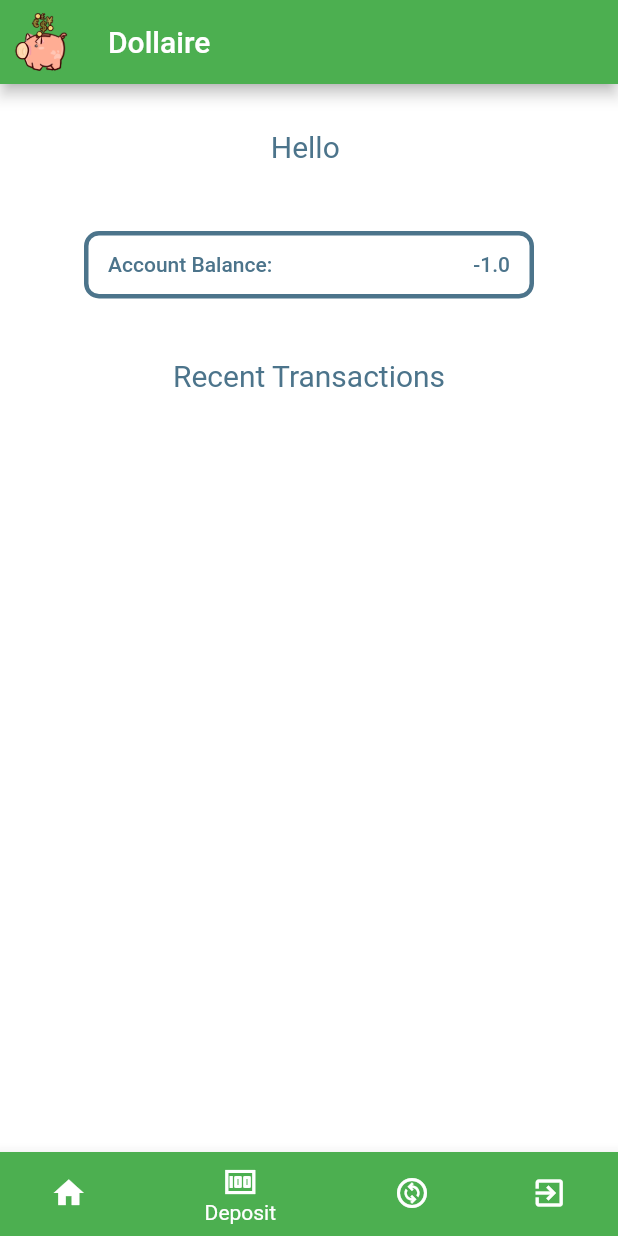
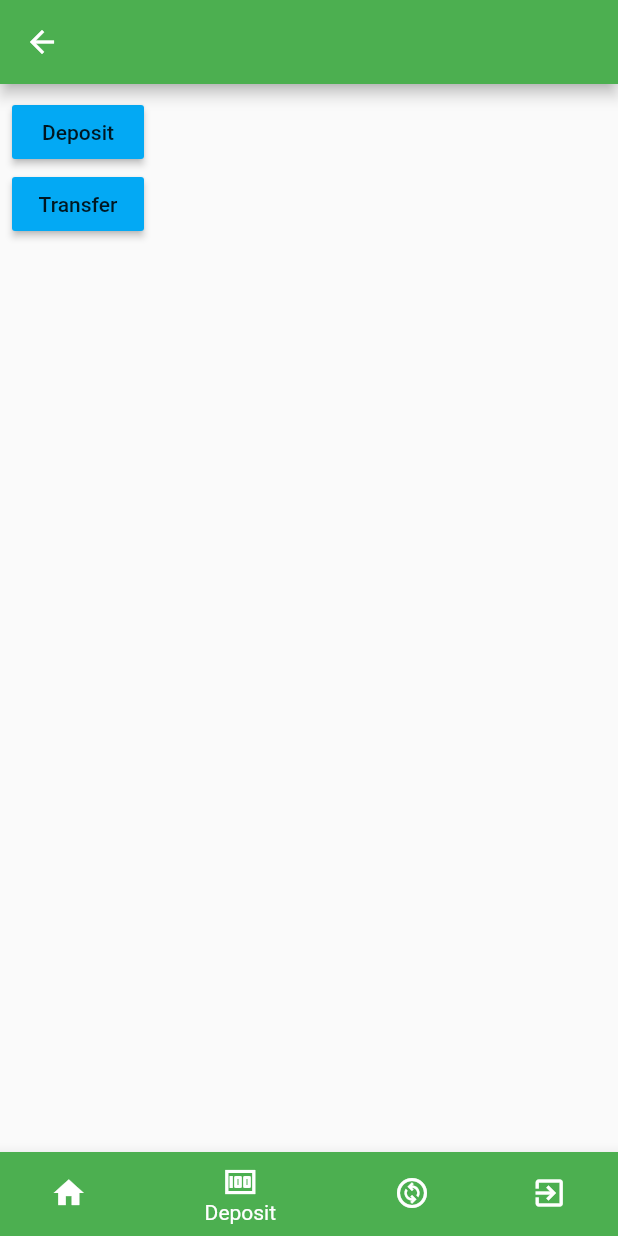
Before and after one commit to dbotello19/SeniorProject, a Flutter app: the NavigationScreen screen opened directly, item 2 of the bottom bar chosen, on a phone screen of 412 x 824 dp. Run offline on Flutter 3.47's test engine with Material 2 defaults, Android fonts, the phone set to English and light mode, and no system bars; missing offline and left inert: dart:ffi, encrypt, mysql1; Roboto replaces fonts that are missing (Montserrat).

Commit message:
balance screen implemented

```diff
--- /dev/null
+++ b/lib/BalanceScreen.dart
@@ -0,0 +1,52 @@
+import 'package:flutter/material.dart';
+import 'NavigationScreen.dart';
+import 'TransferScreen.dart';
+import 'DepositScreen.dart';
+
+class BalanceScreen extends StatefulWidget{
+  @override
+  _BalanceScreen createState() => _BalanceScreen();
+}
+class _BalanceScreen extends State<BalanceScreen>{
+  navigateToTransferScreen() {
+    Navigator.pushReplacement(
+        context, MaterialPageRoute(builder: (context) => TransferScreen()));
+  }
+  navigateToDepositScreen() {
+    Navigator.pushReplacement(
+        context, MaterialPageRoute(builder: (context) => DepositScreen()));
+  }
+
+  navigateToNavigationScreen() {
+    Navigator.pushReplacement(
+        context, MaterialPageRoute(builder: (context) => NavigationScreen()));
+  }
+  @override
+  Widget build(BuildContext context){
+    return Scaffold(
+       appBar: AppBar(
+          backgroundColor: Colors.green,
+           leading: IconButton(icon: Icon(Icons.arrow_back),
+        onPressed: (){
+          navigateToNavigationScreen();}
+    )),
+    body: Padding(
+      padding: const EdgeInsets.all(8.0),
+      child: Column(
+        children: [
+          RaisedButton(
+            child: Text('Deposit'),
+            color: Colors.lightBlue,
+            onPressed: () => navigateToDepositScreen(),
+          ),
+          RaisedButton(
+            child: Text('Transfer'),
+            color: Colors.lightBlue,
+            onPressed: () => navigateToTransferScreen(),
+          )
+        ],
+      ),
+    )
+   );
+  }
+}
--- a/lib/NavigationScreen.dart
+++ b/lib/NavigationScreen.dart
@@ -5,6 +5,7 @@ import 'package:senior_project/SelectCurrencyPage.dart';
 import 'AccountScreen.dart';
 import 'Login_Page.dart';
 import 'package:senior_project/models/dbinfo.dart';
+import 'BalanceScreen.dart';
 
 class NavigationScreen extends StatefulWidget {
   @override
@@ -15,7 +16,7 @@ class _NavigationScreen extends State<NavigationScreen> {
   int currentIndex = 0;
   final screens = [
     AccountScreen(),
-    AccountScreen(),
+    BalanceScreen(),
     SelectCurrencyPage(),
     EndScreen(),
   ];
--- a/lib/NewAccountPage.dart
+++ b/lib/NewAccountPage.dart
@@ -55,7 +55,9 @@ class _NewAccountPage extends State<NewAccountPage> {
           accBalance = 0;
           String insert =
               "INSERT INTO test.database (first_name, last_name,ssn,email,account_username, account_password,balance) VALUES ('$name','$lastname', '$ssn', '$email', '$accountUser', '$password', 0)";
+          String updateWallet = "INSERT INTO test.wallet (account_username, currency, balance) VALUES ('$accountUser', 'USD', '0')";
           conn.query(insert);
+          conn.query(updateWallet);
           conn.close();
           navigateToLoginPage();
         } else {
--- a/lib/models/dbinfo.dart
+++ b/lib/models/dbinfo.dart
@@ -3,3 +3,5 @@ String accUser = "";
 String accName = "";
 double accBalance = -1;
 List<List<dynamic>> dbtransaction = [];
+bool firstconn = false;
+bool secondconn = false;
```
Also changed, not shown: lib/ConvertPage.dart (+8 -2 lines), lib/DepositScreen.dart (added, +62 -0 lines), lib/TransferScreen.dart (added, +144 -0 lines).
